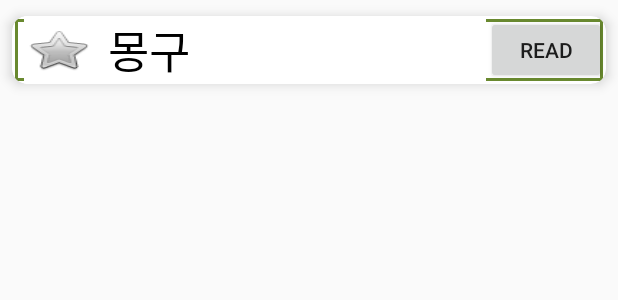
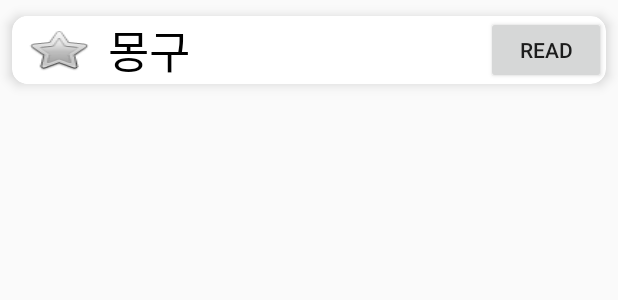
Before and after one commit to sowon0815/NUZAK, an Android app: the layout layout1.xml on its own in the app's theme, with its tools: preview values and no code run, on a phone screen of 412 x 824 dp. Shown: the top 300 px of the screen. Run offline under Robolectric (Android 15) with nearby library versions, the phone set to English and light mode, and no system bars; Roboto replaces fonts that are not available here.

Commit message:
20211028 updated

```diff
--- a/app/src/main/AndroidManifest.xml
+++ b/app/src/main/AndroidManifest.xml
@@ -20,7 +20,7 @@
 
         <activity
             android:name=".TransferredActivity"
-            android:label="Transferred Image">
+            android:label="NUZAK">
         </activity>
         <activity android:name="org.techtown.nuzak.MainActivity">
             <intent-filter>
--- a/app/src/main/java/org/techtown/nuzak/Fragment2.java
+++ b/app/src/main/java/org/techtown/nuzak/Fragment2.java
@@ -189,7 +189,7 @@ public class Fragment2 extends Fragment {
 
                     saveImage(mTransferredImage);
 
-                    final String urlStr = "http://a8ab-35-194-88-48.ngrok.io/story/" + taleTitle.getText().toString();
+                    final String urlStr = "http://14.39.162.45:5000/story/" + taleTitle.getText().toString();
 
                     try{
                         Thread a = new Thread(new Runnable() {
--- a/app/src/main/res/drawable-v24/border_layout.xml
+++ /dev/null
@@ -1,15 +0,0 @@
-<?xml version="1.0" encoding="utf-8"?>
-<layer-list xmlns:android="http://schemas.android.com/apk/res/android">
-
-    <item
-        android:start="2dp"
-        android:end="2dp"
-        android:top="2dp"
-        android:bottom="2dp">
-        <shape android:shape="rectangle">
-            <stroke android:width="2dp"
-                android:color="#69892f"/>
-            <solid android:color="#ffffff"/>
-        </shape>
-    </item>
-</layer-list>
--- a/app/src/main/res/layout/layout1.xml
+++ b/app/src/main/res/layout/layout1.xml
@@ -15,8 +15,7 @@
         <LinearLayout
             android:layout_width="match_parent"
             android:layout_height="wrap_content"
-            android:orientation="horizontal"
-            android:background="@drawable/border_layout">
+            android:orientation="horizontal">
 
             <LinearLayout
                 android:layout_width="match_parent"
```
Also changed, not shown: app/src/main/res/layout/fragment1.xml (+8 -1 lines).
